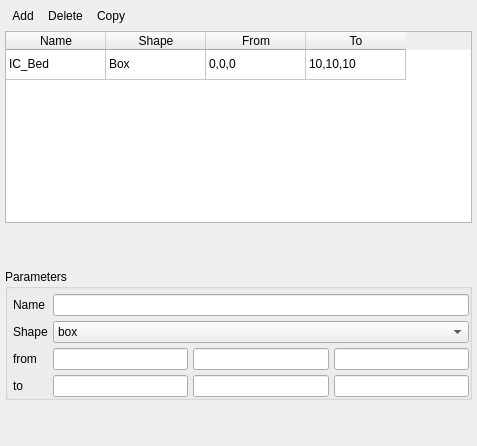
Above: gui/uifiles/regions.ui from truongd8593/mfix before the change. Below: the same form after it.
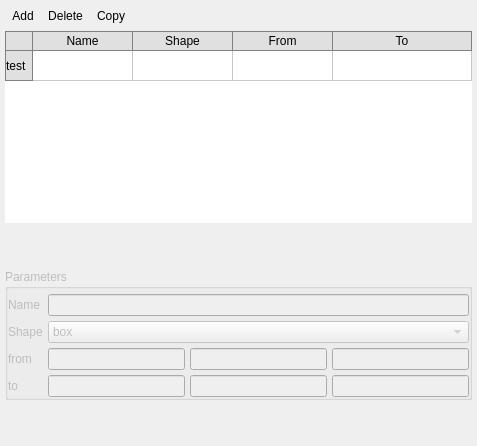
That is the form after the change. Custom widgets are drawn as their Qt base class.

Commit message: region widgets working, added tableview/model/delegates to base.py (could use some cleanup, copied from pyqtnode)

Patch:
```diff
--- a/gui/uifiles/regions.ui
+++ b/gui/uifiles/regions.ui
@@ -97,13 +97,48 @@
     </widget>
    </item>
    <item>
-    <widget class="QTableWidget" name="tableWidget_6">
+    <widget class="Table" name="tablewidget_regions">
+     <property name="styleSheet">
+      <string notr="true">QTableView{
+  selection-background-color: #64B5F6;
+  selection-color: white;
+}
+
+QTableCornerButton::section{
+  border-style: none;
+  border: 1px solid grey;
+  background-color: #E0E0E0;
+}
+
+QHeaderView{
+  background-color: white;
+}
+
+QHeaderView::section{
+  background-color: #E0E0E0;
+  border-style: none;
+  border-right: 1px solid grey;
+  border-bottom: 1px solid grey;
+}
+
+QHeaderView::section:horizontal{
+  border-top: 1px solid grey;
+}
+
+QHeaderView::section:vertical{
+  border-left: 1px solid grey;
+  border-bottom: 1px solid grey;
+}</string>
+     </property>
      <property name="frameShape">
-      <enum>QFrame::StyledPanel</enum>
+      <enum>QFrame::NoFrame</enum>
      </property>
      <property name="frameShadow">
       <enum>QFrame::Plain</enum>
      </property>
+     <property name="lineWidth">
+      <number>0</number>
+     </property>
      <property name="editTriggers">
       <set>QAbstractItemView::NoEditTriggers</set>
      </property>
@@ -113,12 +148,18 @@
      <property name="selectionBehavior">
       <enum>QAbstractItemView::SelectRows</enum>
      </property>
+     <attribute name="horizontalHeaderCascadingSectionResizes">
+      <bool>false</bool>
+     </attribute>
+     <attribute name="horizontalHeaderStretchLastSection">
+      <bool>true</bool>
+     </attribute>
      <attribute name="verticalHeaderVisible">
-      <bool>false</bool>
+      <bool>true</bool>
      </attribute>
      <row>
       <property name="text">
-       <string>0</string>
+       <string>test</string>
       </property>
      </row>
      <column>
@@ -141,26 +182,6 @@
        <string>To</string>
       </property>
      </column>
-     <item row="0" column="0">
-      <property name="text">
-       <string>IC_Bed</string>
-      </property>
-     </item>
-     <item row="0" column="1">
-      <property name="text">
-       <string>Box</string>
-      </property>
-     </item>
-     <item row="0" column="2">
-      <property name="text">
-       <string>0,0,0</string>
-      </property>
-     </item>
-     <item row="0" column="3">
-      <property name="text">
-       <string>10,10,10</string>
-      </property>
-     </item>
     </widget>
    </item>
    <item>
@@ -177,7 +198,10 @@
     </spacer>
    </item>
    <item>
-    <widget class="QGroupBox" name="groupBox_9">
+    <widget class="QGroupBox" name="groupbox_region_parameters">
+     <property name="enabled">
+      <bool>false</bool>
+     </property>
      <property name="title">
       <string>Parameters</string>
      </property>
@@ -186,7 +210,7 @@
      </property>
      <layout class="QGridLayout" name="gridLayout_16">
       <property name="leftMargin">
-       <number>5</number>
+       <number>0</number>
       </property>
       <property name="topMargin">
        <number>5</number>
@@ -201,7 +225,7 @@
        <number>5</number>
       </property>
       <item row="3" column="1">
-       <widget class="QLineEdit" name="lineEdit_20"/>
+       <widget class="LineEdit" name="lineedit_regions_to_x"/>
       </item>
       <item row="2" column="0">
        <widget class="QLabel" name="label_32">
@@ -211,10 +235,10 @@
        </widget>
       </item>
       <item row="2" column="1">
-       <widget class="QLineEdit" name="lineEdit_17"/>
+       <widget class="LineEdit" name="lineedit_regions_from_x"/>
       </item>
       <item row="3" column="2">
-       <widget class="QLineEdit" name="lineEdit_21"/>
+       <widget class="LineEdit" name="lineedit_regions_to_y"/>
       </item>
       <item row="3" column="0">
        <widget class="QLabel" name="label_33">
@@ -224,7 +248,7 @@
        </widget>
       </item>
       <item row="3" column="3">
-       <widget class="QLineEdit" name="lineEdit_22"/>
+       <widget class="LineEdit" name="lineedit_regions_to_z"/>
       </item>
       <item row="1" column="0">
        <widget class="QLabel" name="label_35">
@@ -234,10 +258,10 @@
        </widget>
       </item>
       <item row="2" column="2">
-       <widget class="QLineEdit" name="lineEdit_18"/>
+       <widget class="LineEdit" name="lineedit_regions_from_y"/>
       </item>
       <item row="2" column="3">
-       <widget class="QLineEdit" name="lineEdit_19"/>
+       <widget class="LineEdit" name="lineedit_regions_from_z"/>
       </item>
       <item row="0" column="0">
        <widget class="QLabel" name="label_34">
@@ -247,7 +271,7 @@
        </widget>
       </item>
       <item row="1" column="1" colspan="3">
-       <widget class="QComboBox" name="comboBox_10">
+       <widget class="ComboBox" name="combobox_regions_shape">
         <item>
          <property name="text">
           <string>box</string>
@@ -271,7 +295,7 @@
        </widget>
       </item>
       <item row="0" column="1" colspan="3">
-       <widget class="QLineEdit" name="lineEdit_23"/>
+       <widget class="LineEdit" name="lineedit_regions_name"/>
       </item>
      </layout>
     </widget>
@@ -291,6 +315,37 @@
    </item>
   </layout>
  </widget>
+ <customwidgets>
+  <customwidget>
+   <class>LineEdit</class>
+   <extends>QLineEdit</extends>
+   <header>widgets/base</header>
+  </customwidget>
+  <customwidget>
+   <class>ComboBox</class>
+   <extends>QComboBox</extends>
+   <header>widgets/base</header>
+  </customwidget>
+  <customwidget>
+   <class>Table</class>
+   <extends>QTableWidget</extends>
+   <header>widgets/base</header>
+  </customwidget>
+ </customwidgets>
+ <tabstops>
+  <tabstop>toolbutton_region_add</tabstop>
+  <tabstop>toolbutton_region_delete</tabstop>
+  <tabstop>toolbutton_region_copy</tabstop>
+  <tabstop>tablewidget_regions</tabstop>
+  <tabstop>lineedit_regions_name</tabstop>
+  <tabstop>combobox_regions_shape</tabstop>
+  <tabstop>lineedit_regions_from_x</tabstop>
+  <tabstop>lineedit_regions_from_y</tabstop>
+  <tabstop>lineedit_regions_from_z</tabstop>
+  <tabstop>lineedit_regions_to_x</tabstop>
+  <tabstop>lineedit_regions_to_y</tabstop>
+  <tabstop>lineedit_regions_to_z</tabstop>
+ </tabstops>
  <resources/>
  <connections/>
 </ui>
```
The commit also changes 3 other files.
